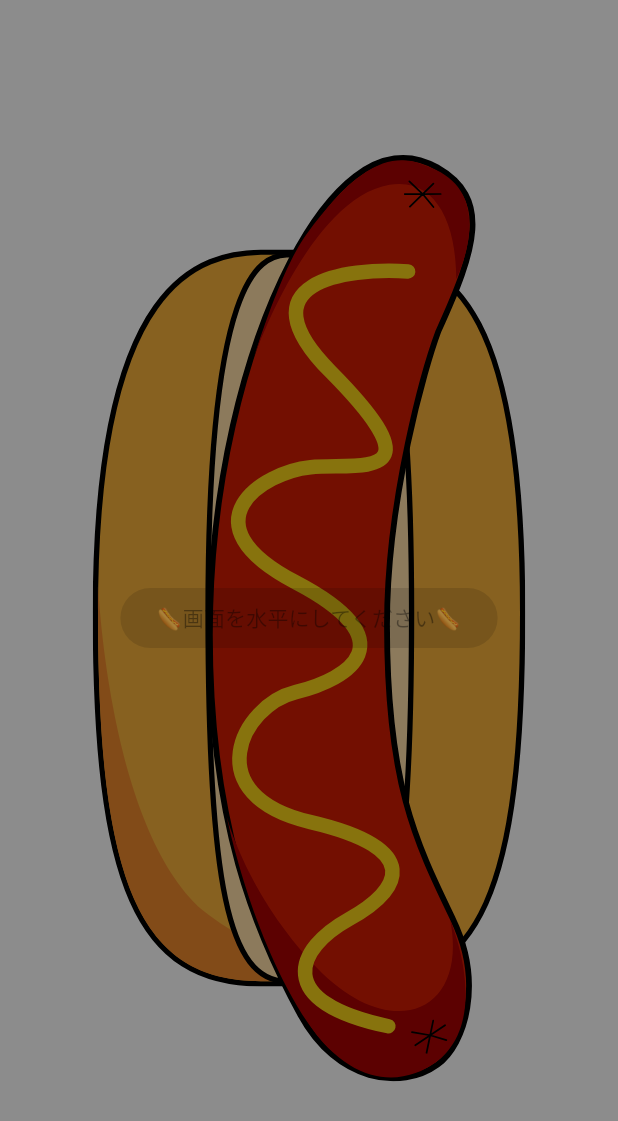
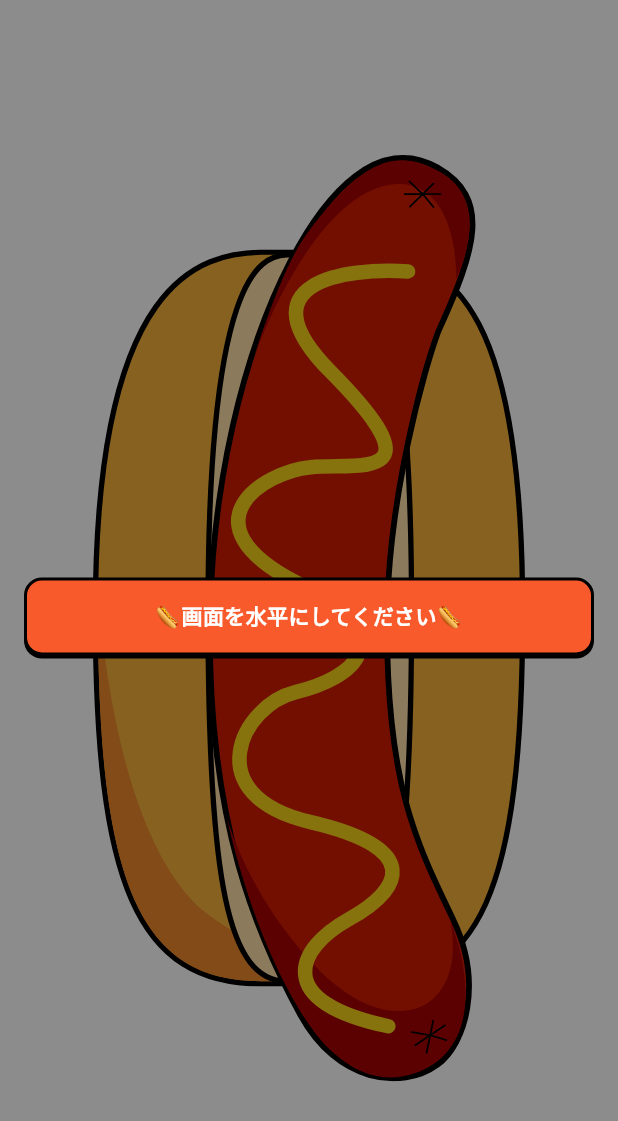
Before and after one commit to OriginMaster2024/origin_master_2024_flutter, a Flutter app: the EtudePage screen opened directly, on a phone screen of 412 x 824 dp. Shown: the top 1121 px of the screen. Run offline on Flutter 3.47's test engine with Material 3 defaults, Android fonts, the light colour scheme and no system bars; our stand-ins replace audioplayers, flutter_hooks, flutter_svg, gap, google_fonts, hooks_riverpod and 2 more.

Commit message:
Change to use ActionButton

```diff
--- a/lib/page/etude_page.dart
+++ b/lib/page/etude_page.dart
@@ -8,6 +8,7 @@ import 'package:origin_master_2024_flutter/gen/assets.gen.dart';
 import 'package:origin_master_2024_flutter/page/result_page.dart';
 import 'package:origin_master_2024_flutter/providers/audio_player_provider.dart';
 import 'package:origin_master_2024_flutter/theme/app_text_style.dart';
+import 'package:origin_master_2024_flutter/widgets/action_button.dart';
 import 'package:sensors_plus/sensors_plus.dart';
 
 const _breadSizeRatio = 0.7;
@@ -191,12 +192,15 @@ class EtudePage extends HookConsumerWidget {
                 !isCountDownTimerRunning &&
                 !isGameFailed.value &&
                 !isGameSucceeded.value)
-              // TODO: ボタン差し替える
-              FilledButton(
-                onPressed:
-                    isDeviceFrontHorizontal.value ? startCountDownTimer : null,
-                child: Text(
-                  isDeviceFrontHorizontal.value ? 'スタート' : '🌭画面を水平にしてください🌭',
+              Padding(
+                padding: const EdgeInsets.symmetric(horizontal: 16),
+                child: ActionButton(
+                  onPressed: isDeviceFrontHorizontal.value
+                      ? startCountDownTimer
+                      : null,
+                  title: isDeviceFrontHorizontal.value
+                      ? 'スタート'
+                      : '🌭画面を水平にしてください🌭',
                 ),
               ),
             if (isGameFailed.value || isGameSucceeded.value) ...[
@@ -208,9 +212,12 @@ class EtudePage extends HookConsumerWidget {
                     style: AppTextStyle.bold(fontSize: 32, color: Colors.white),
                   ),
                   const Gap(24),
-                  FilledButton(
-                    onPressed: showResultPage,
-                    child: const Text('診断結果へ'),
+                  Padding(
+                    padding: const EdgeInsets.symmetric(horizontal: 16),
+                    child: ActionButton(
+                      onPressed: showResultPage,
+                      title: '診断結果へ',
+                    ),
                   ),
                 ],
               ),
```
